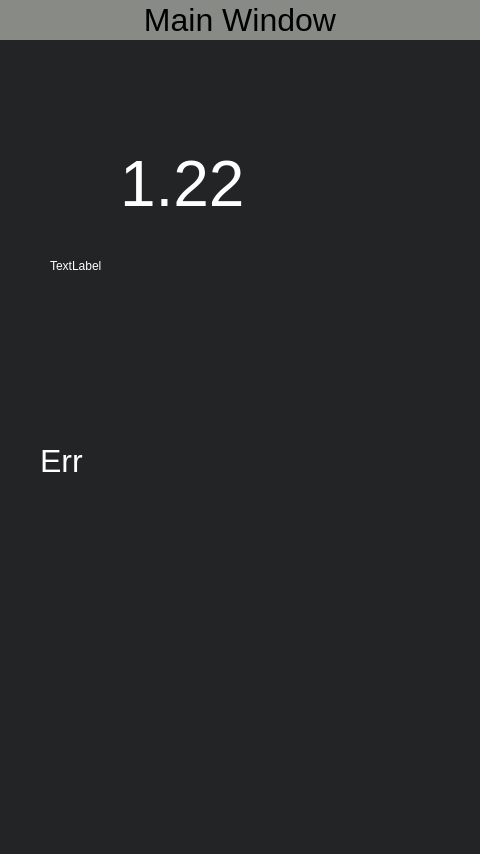
Before: the Qt Designer form mainwindow.ui in crystal19850615/control, drawn with Qt 5.
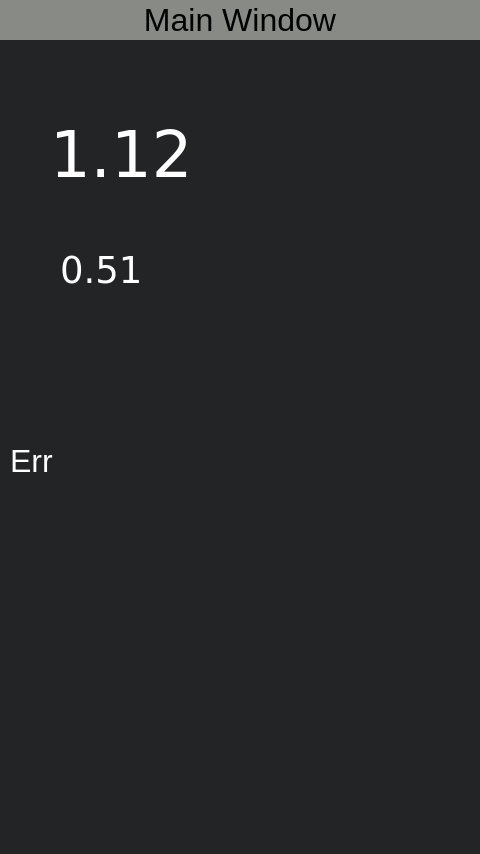
After: the same form once the commit is applied. Icons and pictures are not drawn.

```diff
--- a/mainwindow.ui
+++ b/mainwindow.ui
@@ -599,27 +599,39 @@
    <widget class="QLabel" name="airSpeedRT">
     <property name="geometry">
      <rect>
-      <x>120</x>
-      <y>130</y>
-      <width>221</width>
+      <x>50</x>
+      <y>100</y>
+      <width>271</width>
       <height>111</height>
      </rect>
     </property>
+    <property name="font">
+     <font>
+      <family>DejaVu Sans</family>
+      <pointsize>28</pointsize>
+     </font>
+    </property>
     <property name="text">
-     <string>&lt;html&gt;&lt;head/&gt;&lt;body&gt;&lt;p&gt;&lt;span style=&quot; font-size:48pt;&quot;&gt;1.22&lt;/span&gt;&lt;/p&gt;&lt;/body&gt;&lt;/html&gt;</string>
+     <string>&lt;html&gt;&lt;head/&gt;&lt;body&gt;&lt;p&gt;&lt;span style=&quot; font-size:48pt;&quot;&gt;1.12&lt;/span&gt;&lt;/p&gt;&lt;/body&gt;&lt;/html&gt;</string>
     </property>
    </widget>
    <widget class="QLabel" name="airSpeedSet">
     <property name="geometry">
      <rect>
-      <x>50</x>
+      <x>60</x>
       <y>240</y>
-      <width>271</width>
-      <height>51</height>
+      <width>231</width>
+      <height>61</height>
      </rect>
     </property>
+    <property name="font">
+     <font>
+      <family>DejaVu Sans</family>
+      <pointsize>28</pointsize>
+     </font>
+    </property>
     <property name="text">
-     <string>TextLabel</string>
+     <string>&lt;html&gt;&lt;head/&gt;&lt;body&gt;&lt;p&gt;&lt;span style=&quot; font-size:28pt;&quot;&gt;0.51&lt;/span&gt;&lt;/p&gt;&lt;/body&gt;&lt;/html&gt;</string>
     </property>
    </widget>
    <widget class="QPushButton" name="minAirSpeedBtn">
@@ -703,7 +715,7 @@
    <widget class="QLabel" name="failureTip">
     <property name="geometry">
      <rect>
-      <x>40</x>
+      <x>10</x>
       <y>440</y>
       <width>131</width>
       <height>41</height>
```
